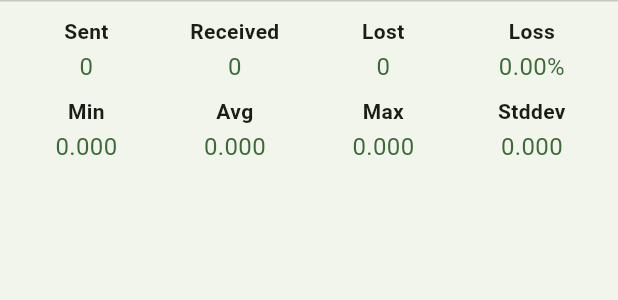
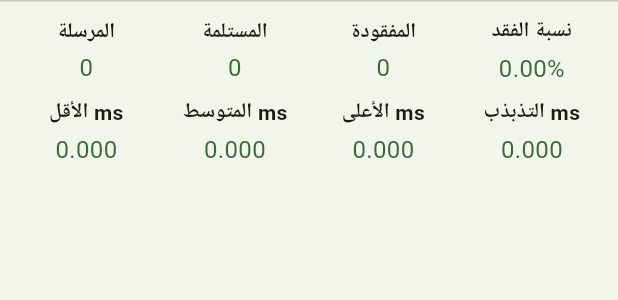
Before and after one commit to hameedwaheed751-max/ha, a Flutter app: the _StatisticsPanel widget shown alone on an empty page, opened directly with empty values, on a phone screen of 412 x 824 dp. Shown: the top 300 px of the screen. Run offline on Flutter 3.47's test engine with Material 3 defaults, Android fonts, the phone set to English and light mode, and no system bars; our stand-ins replace file_picker, firebase_auth, firebase_core, firebase_database, firebase_storage, flutter_secure_storage and 6 more; missing offline and left inert: dart:js_interop, dart_ping, dart_ping_ios, encrypt, excel, file_saver and 1 more; accounts and stored records are empty.

Commit message:
Improve the ping and speed test screens
Scale the speed gauges to the measured speed instead of a fixed 100 Mbps,
so fast fibre lines no longer pin them. In the app, a cancelled test keeps
running its current stage because the package cannot abort it, so a new
test now waits for it instead of sharing the line, and errors are shown
in Arabic. Show the ping statistics labels in Arabic.

Co-Authored-By: Claude Opus 5.5 <noreply@anthropic.com>

```diff
--- a/lib/screens/ping_screen_io.dart
+++ b/lib/screens/ping_screen_io.dart
@@ -428,11 +428,11 @@ class _StatisticsPanel extends StatelessWidget {
         children: [
           Row(
             children: [
-              _Statistic(label: 'Sent', value: '$sent'),
-              _Statistic(label: 'Received', value: '$received'),
-              _Statistic(label: 'Lost', value: '$lost'),
+              _Statistic(label: 'المرسلة', value: '$sent'),
+              _Statistic(label: 'المستلمة', value: '$received'),
+              _Statistic(label: 'المفقودة', value: '$lost'),
               _Statistic(
-                label: 'Loss',
+                label: 'نسبة الفقد',
                 value: '${lossPercentage.toStringAsFixed(2)}%',
               ),
             ],
@@ -440,10 +440,13 @@ class _StatisticsPanel extends StatelessWidget {
           const SizedBox(height: 8),
           Row(
             children: [
-              _Statistic(label: 'Min', value: _latency(minimum)),
-              _Statistic(label: 'Avg', value: _latency(average)),
-              _Statistic(label: 'Max', value: _latency(maximum)),
-              _Statistic(label: 'Stddev', value: _latency(standardDeviation)),
+              _Statistic(label: 'الأقل ms', value: _latency(minimum)),
+              _Statistic(label: 'المتوسط ms', value: _latency(average)),
+              _Statistic(label: 'الأعلى ms', value: _latency(maximum)),
+              _Statistic(
+                label: 'التذبذب ms',
+                value: _latency(standardDeviation),
+              ),
             ],
           ),
         ],
```
Also changed, not shown: lib/screens/speed_test_screen_io.dart (+25 -3 lines), lib/screens/speed_test_screen_web.dart (+10 -2 lines).
